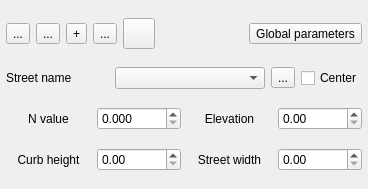
FLO-2DSoftware/qgis-flo-2d-plugin, file flo2d/ui/street_editor.ui: the form before one commit.
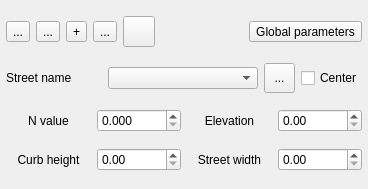
The form after the commit. Icons and pictures are not drawn.

```diff
--- a/flo2d/ui/street_editor.ui
+++ b/flo2d/ui/street_editor.ui
@@ -208,6 +208,18 @@
      </item>
      <item>
       <widget class="QToolButton" name="change_street_name_btn">
+       <property name="minimumSize">
+        <size>
+         <width>31</width>
+         <height>30</height>
+        </size>
+       </property>
+       <property name="maximumSize">
+        <size>
+         <width>31</width>
+         <height>30</height>
+        </size>
+       </property>
        <property name="text">
         <string>...</string>
        </property>
```
